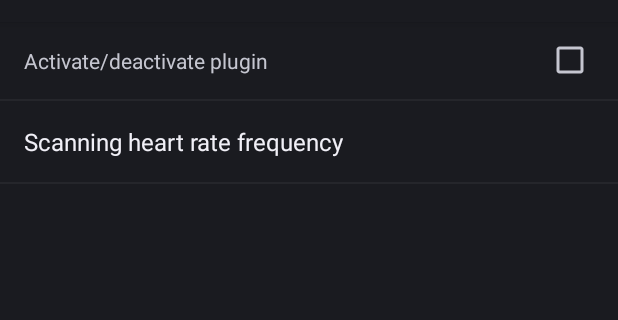
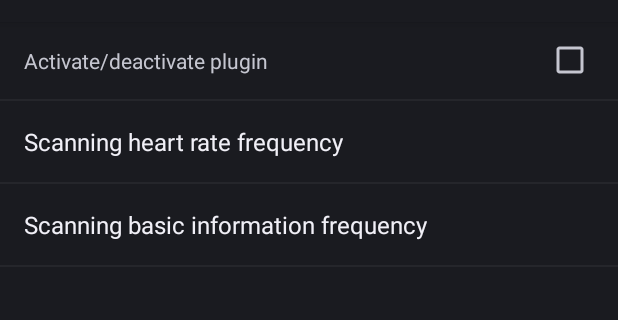
Before and after one commit to mateuszwosik/aware-plugin-sensory-wristband, an Android app: the Settings screen opened directly, with no data from a screen before it, on a phone screen of 412 x 824 dp, the part 62-382 px from its top. Run offline under Robolectric (Android 15) with nearby library versions, the phone set to English and light mode, and no system bars; 6 statements that could not run were skipped.

Commit message:
UPDATE settings

```diff
--- a/sensory_wristband/src/main/java/com/aware/plugin/sensory_wristband/Settings.java
+++ b/sensory_wristband/src/main/java/com/aware/plugin/sensory_wristband/Settings.java
@@ -15,10 +15,12 @@ public class Settings extends PreferenceActivity implements SharedPreferences.On
     //Plugin settings in XML @xml/preferences
     public static final String STATUS_PLUGIN_SENSORY_WRISTBAND = "status_plugin_sensory_wristband";
     public static final String FREQUENCY_HEART_RATE = "frequency_heart_rate";
+    public static final String FREQUENCY_BASIC_DATA = "frequency_basic_data";
 
     //Plugin settings UI elements
     private static CheckBoxPreference status;
     private static ListPreference heartRateFrequencyList;
+    private static ListPreference basicDataFrequencyList;
 
     @Override
     protected void onCreate(Bundle savedInstanceState) {
@@ -38,10 +40,15 @@ public class Settings extends PreferenceActivity implements SharedPreferences.On
         }
         status.setChecked(Aware.getSetting(getApplicationContext(), STATUS_PLUGIN_SENSORY_WRISTBAND).equals("true"));
 
-        heartRateFrequencyList = (ListPreference)findPreference(FREQUENCY_HEART_RATE);
+        heartRateFrequencyList = (ListPreference) findPreference(FREQUENCY_HEART_RATE);
         if (Aware.getSetting(this, FREQUENCY_HEART_RATE).length() == 0)
             Aware.setSetting(this, FREQUENCY_HEART_RATE, "30000");
         heartRateFrequencyList.setSummary(Aware.getSetting(this, FREQUENCY_HEART_RATE));
+
+        basicDataFrequencyList = (ListPreference) findPreference(FREQUENCY_BASIC_DATA);
+        if (Aware.getSetting(this, FREQUENCY_BASIC_DATA).length() == 0)
+            Aware.setSetting(this, FREQUENCY_BASIC_DATA, "10000");
+        basicDataFrequencyList.setSummary(Aware.getSetting(this, FREQUENCY_BASIC_DATA));
     }
 
     @Override
@@ -61,7 +68,11 @@ public class Settings extends PreferenceActivity implements SharedPreferences.On
         if (preference.getKey().equals(FREQUENCY_HEART_RATE)){
             Aware.setSetting(getApplicationContext(), key, sharedPreferences.getString(key, "30000"));
             preference.setSummary(Aware.getSetting(this, FREQUENCY_HEART_RATE));
-            Plugin.UPDATE_HEART_RATE_PERIOD = Integer.parseInt(heartRateFrequencyList.getValue());
+        }
+
+        if (preference.getKey().equals(FREQUENCY_BASIC_DATA)){
+            Aware.setSetting(getApplicationContext(), key, sharedPreferences.getString(key, "10000"));
+            preference.setSummary(Aware.getSetting(this, FREQUENCY_BASIC_DATA));
         }
     }
 }
--- a/sensory_wristband/src/main/res/values/arrays.xml
+++ b/sensory_wristband/src/main/res/values/arrays.xml
@@ -18,4 +18,23 @@
         <item>30 minutes</item>
         <item>1 hour</item>
     </string-array>
+
+    <string-array name="basic_frequency_values">
+        <item>5000</item>
+        <item>10000</item>
+        <item>30000</item>
+        <item>60000</item>
+        <item>300000</item>
+        <item>600000</item>
+        <item>900000</item>
+    </string-array>
+    <string-array name="basic_frequency_readable">
+        <item>5 seconds</item>
+        <item>10 seconds</item>
+        <item>30 seconds</item>
+        <item>1 minute</item>
+        <item>5 minutes</item>
+        <item>10 minutes</item>
+        <item>15 minutes</item>
+    </string-array>
 </resources>
--- a/sensory_wristband/src/main/res/xml/preferences.xml
+++ b/sensory_wristband/src/main/res/xml/preferences.xml
@@ -17,4 +17,12 @@
         android:persistent="true"
         android:title="Scanning heart rate frequency" />
 
+    <ListPreference
+        android:defaultValue="10000"
+        android:entries="@array/basic_frequency_readable"
+        android:entryValues="@array/basic_frequency_values"
+        android:key="frequency_basic_data"
+        android:persistent="true"
+        android:title="Scanning basic information frequency" />
+
 </PreferenceScreen>
```
Also changed, not shown: sensory_wristband/src/main/java/com/aware/plugin/sensory_wristband/Plugin.java (+6 -5 lines).
